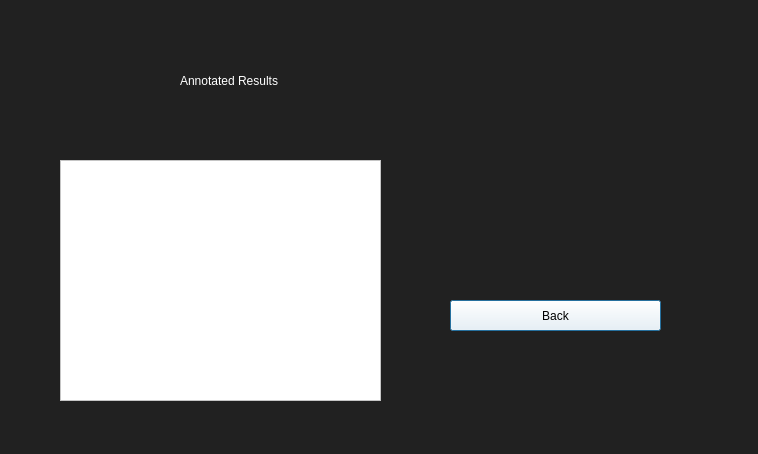
Old version of the form QEPScreen.ui in the repository Joshlim288/sql-annotator.
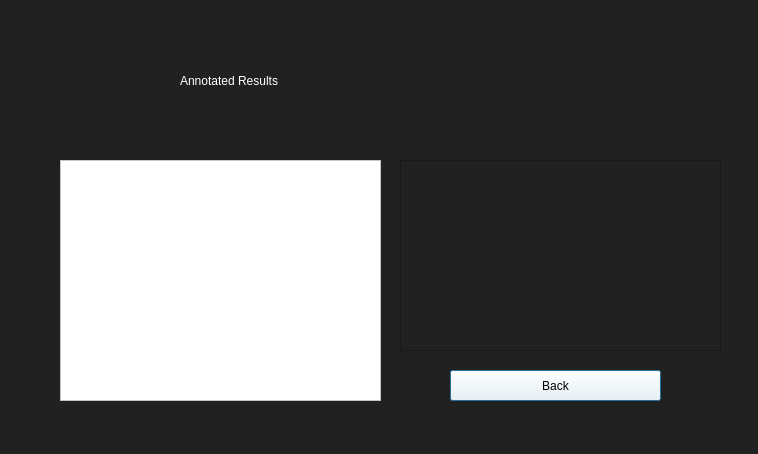
New version of the form.

Commit message: Initial display of annotations and query

Diff of the .ui file:
```diff
--- a/QEPScreen.ui
+++ b/QEPScreen.ui
@@ -36,7 +36,7 @@
    <property name="geometry">
     <rect>
      <x>450</x>
-     <y>300</y>
+     <y>370</y>
      <width>211</width>
      <height>31</height>
     </rect>
@@ -69,6 +69,26 @@
 &lt;p style=&quot;-qt-paragraph-type:empty; margin-top:0px; margin-bottom:0px; margin-left:0px; margin-right:0px; -qt-block-indent:0; text-indent:0px;&quot;&gt;&lt;br /&gt;&lt;/p&gt;&lt;/body&gt;&lt;/html&gt;</string>
    </property>
   </widget>
+  <widget class="QTextBrowser" name="annotation">
+   <property name="geometry">
+    <rect>
+     <x>400</x>
+     <y>160</y>
+     <width>321</width>
+     <height>191</height>
+    </rect>
+   </property>
+   <property name="styleSheet">
+    <string notr="true">font: 9pt &quot;MS Shell Dlg 2&quot;; color:rgb(255, 255, 255)</string>
+   </property>
+   <property name="html">
+    <string>&lt;!DOCTYPE HTML PUBLIC &quot;-//W3C//DTD HTML 4.0//EN&quot; &quot;http://www.w3.org/TR/REC-html40/strict.dtd&quot;&gt;
+&lt;html&gt;&lt;head&gt;&lt;meta name=&quot;qrichtext&quot; content=&quot;1&quot; /&gt;&lt;style type=&quot;text/css&quot;&gt;
+p, li { white-space: pre-wrap; }
+&lt;/style&gt;&lt;/head&gt;&lt;body style=&quot; font-family:'MS Shell Dlg 2'; font-size:9pt; font-weight:400; font-style:normal;&quot;&gt;
+&lt;p style=&quot;-qt-paragraph-type:empty; margin-top:0px; margin-bottom:0px; margin-left:0px; margin-right:0px; -qt-block-indent:0; text-indent:0px; font-size:20pt;&quot;&gt;&lt;br /&gt;&lt;/p&gt;&lt;/body&gt;&lt;/html&gt;</string>
+   </property>
+  </widget>
  </widget>
  <resources/>
  <connections/>
```
Left out of the diff: 2 changed lines with no effect on the pictures. The commit also changes 3 other files.
